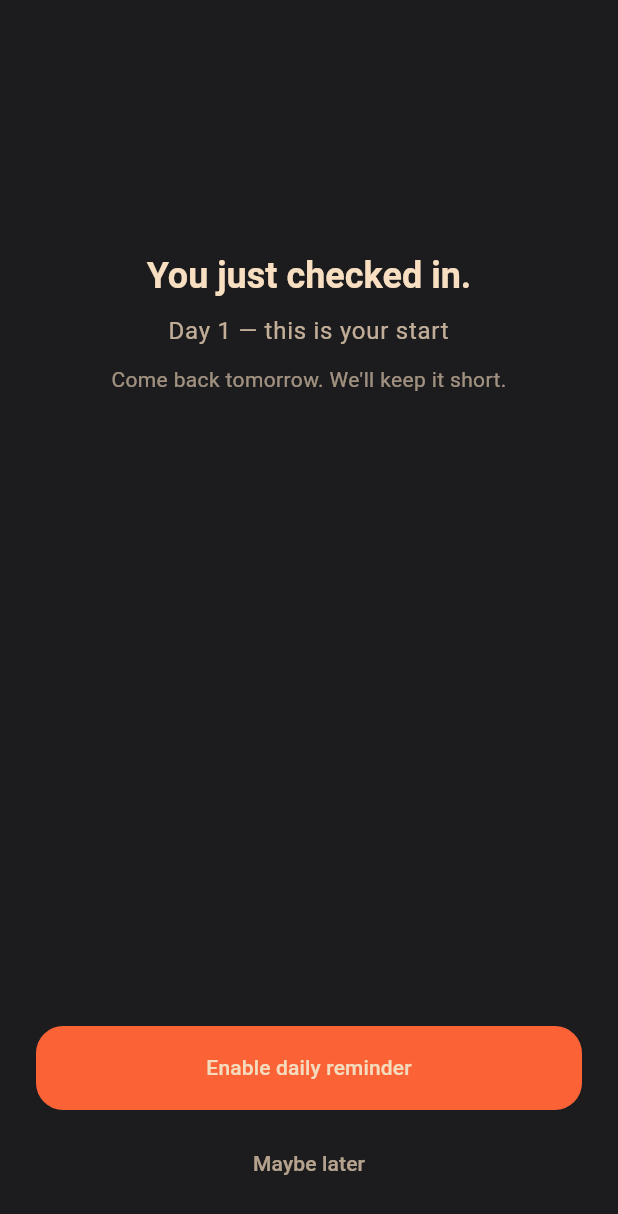
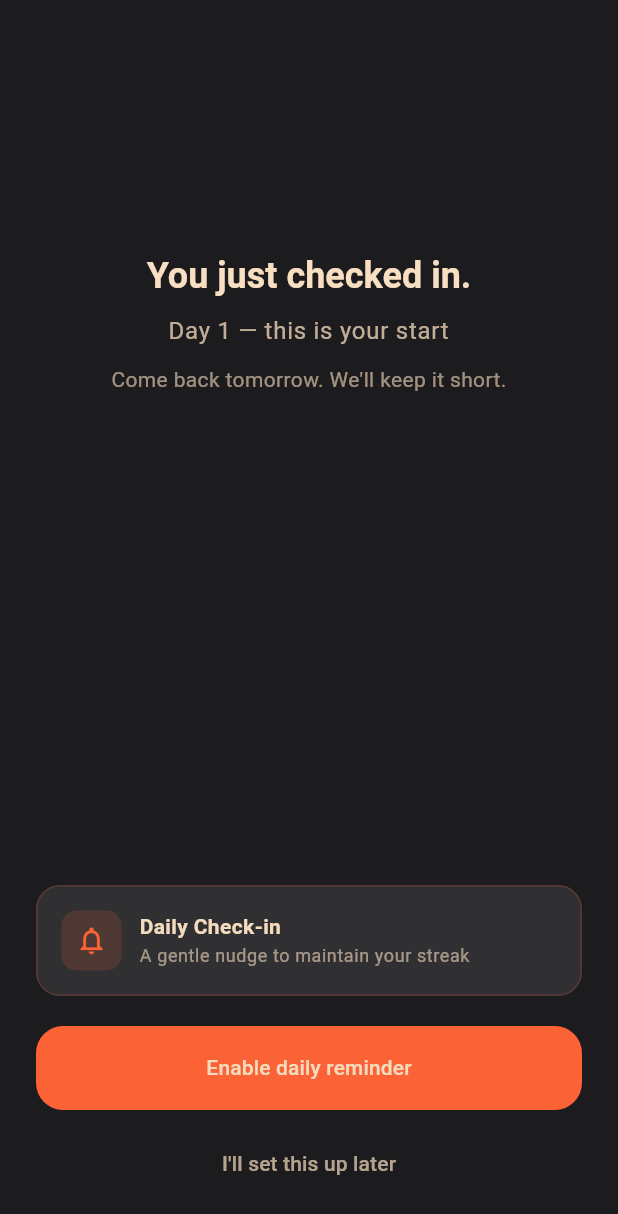
Before and after one commit to Ragnar521/elio, a Flutter app: the OnboardingCompleteScreen widget shown alone on an empty page, opened directly with empty values, on a phone screen of 412 x 824 dp. Shown: the top 1214 px of the screen. Run offline on Flutter 3.47's test engine with Material 3 defaults, Android fonts, the phone set to English and light mode, and no system bars; our stand-ins replace flutter_local_notifications, hive, hive_flutter; accounts and stored records are empty.

Commit message:
Improve onboarding flow UX with three key enhancements
UI Enhancement:
- Add visible mood range labels ('Heavy' and 'Great') on slider endpoints
- Provides immediate context before user interaction
- Reduces cognitive load when making mood selection

UX Enhancement:
- Add notification preview card with value proposition
- Shows what daily reminder looks like before requesting permission
- Updated button text from 'Maybe later' to 'I'll set this up later'
- Helps users understand the benefit of enabling notifications

Animation Enhancement:
- Add micro-interaction scaling to suggestion chips
- Chips now scale to 0.95x on tap with smooth animation
- Improves tactile feedback and app responsiveness
- Makes interaction feel more polished and delightful

Co-Authored-By: Claude Sonnet 4.5 <noreply@anthropic.com>

```diff
--- a/lib/screens/onboarding/onboarding_complete_screen.dart
+++ b/lib/screens/onboarding/onboarding_complete_screen.dart
@@ -147,6 +147,57 @@ class _OnboardingCompleteScreenState extends State<OnboardingCompleteScreen>
               padding: const EdgeInsets.fromLTRB(24, 0, 24, 24),
               child: Column(
                 children: [
+                  Container(
+                    padding: const EdgeInsets.all(16),
+                    margin: const EdgeInsets.only(bottom: 20),
+                    decoration: BoxDecoration(
+                      color: ElioColors.darkSurface,
+                      borderRadius: BorderRadius.circular(16),
+                      border: Border.all(
+                        color: ElioColors.darkAccent.withOpacity(0.2),
+                        width: 1,
+                      ),
+                    ),
+                    child: Row(
+                      children: [
+                        Container(
+                          width: 40,
+                          height: 40,
+                          decoration: BoxDecoration(
+                            color: ElioColors.darkAccent.withOpacity(0.15),
+                            borderRadius: BorderRadius.circular(10),
+                          ),
+                          child: Icon(
+                            Icons.notifications_outlined,
+                            color: ElioColors.darkAccent,
+                            size: 22,
+                          ),
+                        ),
+                        const SizedBox(width: 12),
+                        Expanded(
+                          child: Column(
+                            crossAxisAlignment: CrossAxisAlignment.start,
+                            children: [
+                              Text(
+                                'Daily Check-in',
+                                style: Theme.of(context).textTheme.bodyMedium?.copyWith(
+                                      color: ElioColors.darkPrimaryText,
+                                      fontWeight: FontWeight.w600,
+                                    ),
+                              ),
+                              const SizedBox(height: 2),
+                              Text(
+                                'A gentle nudge to maintain your streak',
+                                style: Theme.of(context).textTheme.bodySmall?.copyWith(
+                                      color: ElioColors.darkPrimaryText.withOpacity(0.6),
+                                    ),
+                              ),
+                            ],
+                          ),
+                        ),
+                      ],
+                    ),
+                  ),
                   SizedBox(
                     width: double.infinity,
                     height: 56,
@@ -179,7 +230,7 @@ class _OnboardingCompleteScreenState extends State<OnboardingCompleteScreen>
                     style: TextButton.styleFrom(
                       foregroundColor: ElioColors.darkPrimaryText.withOpacity(0.7),
                     ),
-                    child: const Text('Maybe later'),
+                    child: const Text('I\'ll set this up later'),
                   ),
                 ],
               ),
```
Also changed, not shown: lib/screens/onboarding/first_checkin_screen.dart (+34 -1 lines).
